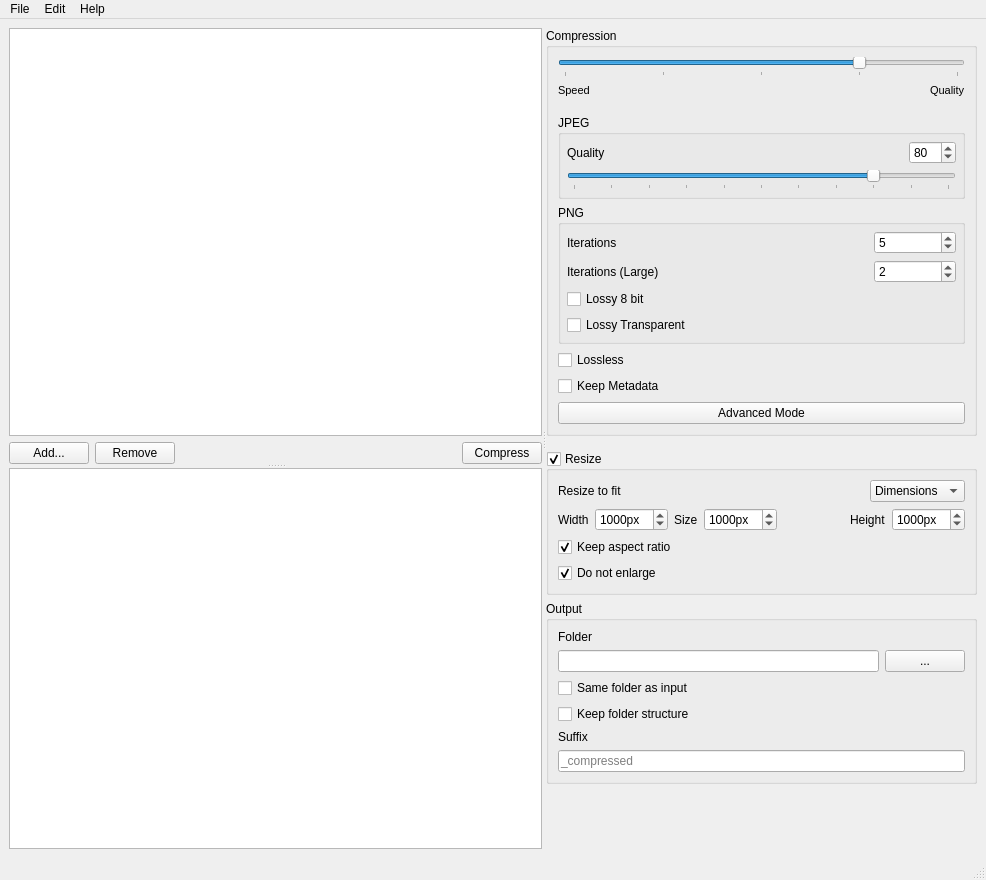
Lymphatus/caesium-image-compressor, file views/MainWindow.ui: the form before one commit.
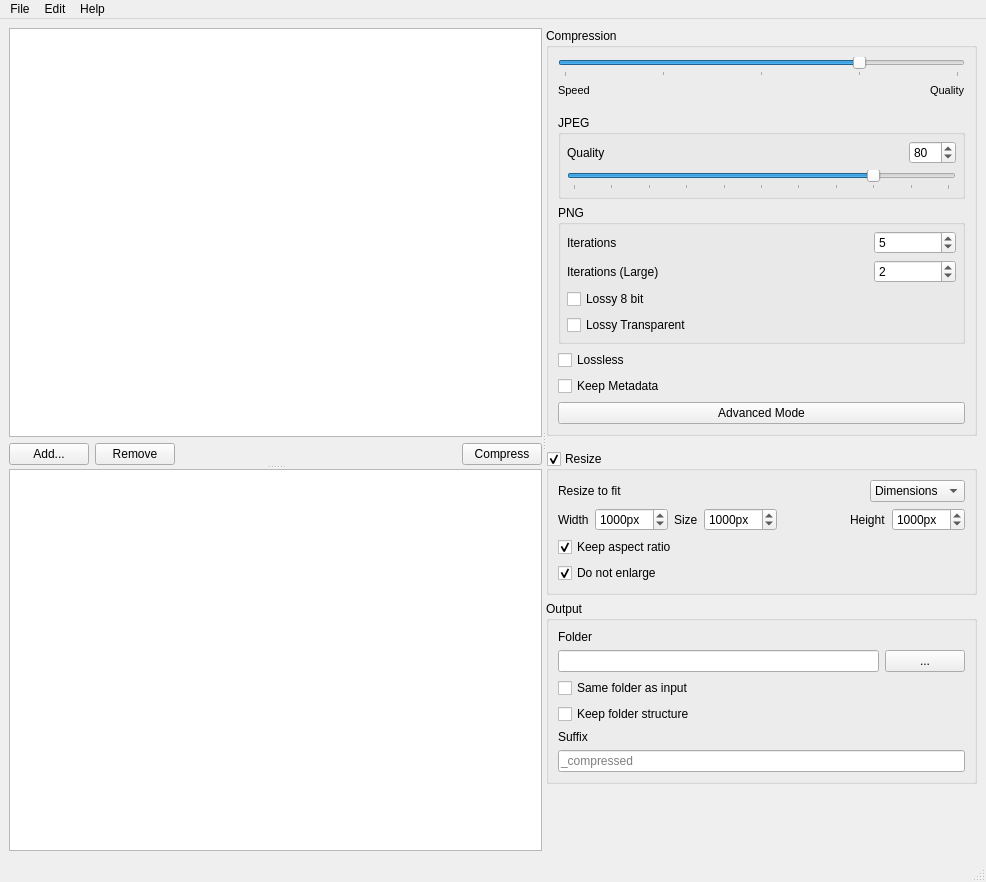
The form after the commit. Custom widgets are drawn as their Qt base class.

Commit message: Output checkboxes behaviour fix

What changed in the file:
```diff
--- a/views/MainWindow.ui
+++ b/views/MainWindow.ui
@@ -7,7 +7,7 @@
     <x>0</x>
     <y>0</y>
     <width>986</width>
-    <height>880</height>
+    <height>882</height>
    </rect>
   </property>
   <property name="windowTitle">
```
Left out of the diff: 32 changed lines with no effect on the pictures. The commit also changes 1 other file.
